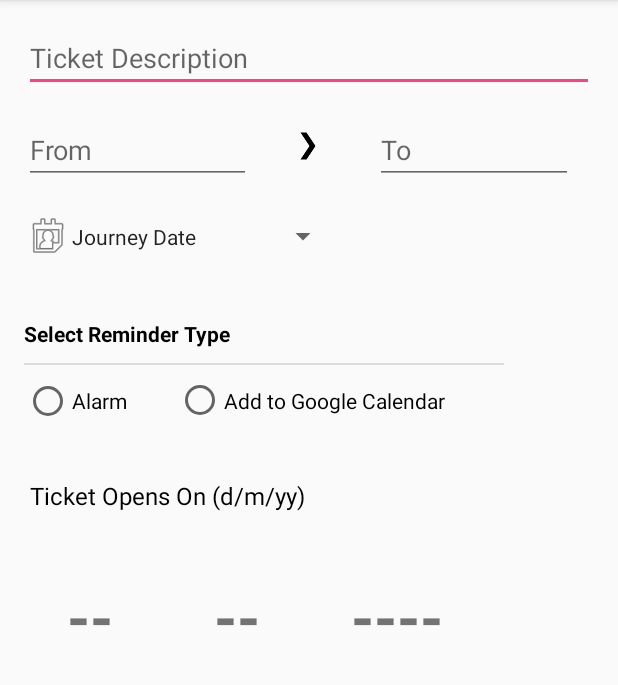
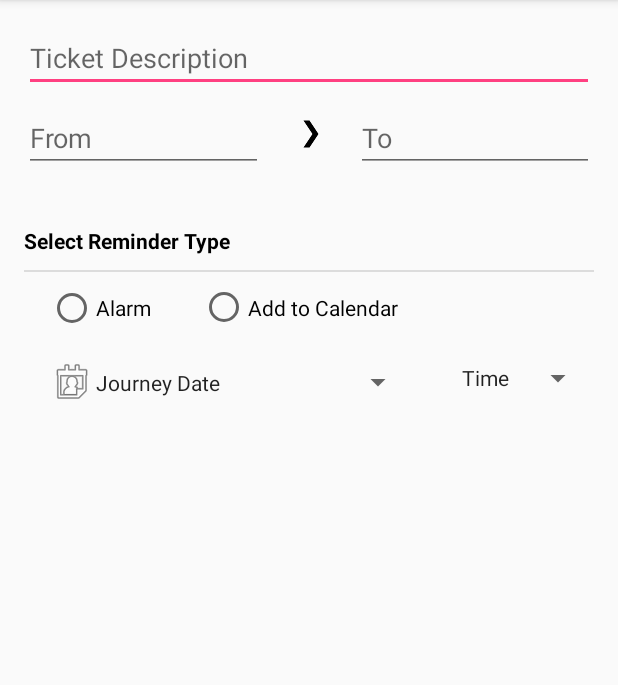
Before and after one commit to dineshvaran/ticket-schedular, an Android app: the AddActivity screen opened directly, with no data from a screen before it, on a phone screen of 412 x 824 dp, the part 84-769 px from its top. Run offline under Robolectric (Android 15) with nearby library versions, the phone set to English and light mode, and no system bars; our stand-ins replace Room's generated code.

Commit message:
Add Activity UI updated

```diff
--- a/app/src/main/java/varanz/android/application/irctcticketreminder/AddActivity.java
+++ b/app/src/main/java/varanz/android/application/irctcticketreminder/AddActivity.java
@@ -9,7 +9,9 @@ import android.arch.persistence.room.Room;
 import android.content.Intent;
 import android.os.Bundle;
 import android.provider.CalendarContract;
+import android.support.design.card.MaterialCardView;
 import android.support.v7.app.AppCompatActivity;
+import android.support.v7.widget.CardView;
 import android.text.TextUtils;
 import android.text.format.DateFormat;
 import android.util.Log;
@@ -29,6 +31,7 @@ import android.widget.Toast;
 
 import java.text.SimpleDateFormat;
 import java.util.Calendar;
+import java.util.Locale;
 import java.util.Random;
 
 import varanz.android.application.irctcticketreminder.receiver.AlarmReceiver;
@@ -57,20 +60,14 @@ public class AddActivity extends AppCompatActivity {
     /**
      * Views in this activity
      */
-//    private TextView selectedDate;
-    private TextView bookingDate;
-    private TextView bookingMonth;
-    private TextView bookingYear;
-    private TextView selectedTime;
     private Button datePickerButton;
     private EditText ticketDescription;
     private EditText fromStation;
     private EditText toStation;
-    private RadioButton alarmItem;
-    private RadioButton gcalendarItem;
-    private Button reminderActionButton;
+    private Button timePickerButton;
     private RadioGroup alarmRadioGroup;
-    private TextView selectedTimeText;
+    private MaterialCardView materialCardView;
+    private TextView bookingDateText;
 
     /**
      * used to handle the active ticket
@@ -108,37 +105,34 @@ public class AddActivity extends AppCompatActivity {
     @Override
     public boolean onOptionsItemSelected(MenuItem item) {
 
-        if(validateInputs()){
+        if(validateInputs()) {
 
+            if (validateSelectedDate() && validateBookingDate()) {
                 int radioItemId = alarmRadioGroup.getCheckedRadioButtonId();
                 RadioButton radioItem = findViewById(radioItemId);
 
-            if(radioItem.getText().toString().equals(getString(R.string.alarm_radio_item))){
+                if (radioItem.getText().toString().equals(getString(R.string.alarm_radio_item))) {
 
                     saveData(getString(R.string.alarm_radio_item));
                     setAlarm(alarmTime);
                     Toast.makeText(this, getString(R.string.toast_success_message), Toast.LENGTH_SHORT).show();
                     finish();
 
-            }else{
+                } else {
 
                     Calendar beginTime = Calendar.getInstance();
-                beginTime.set(byear, bmonth, bdate,8, 00);
+                    beginTime.set(byear, bmonth, bdate, 8, 0);
 
                     Calendar endTime = Calendar.getInstance();
-                endTime.set(byear, bmonth, bdate,8, 30);
+                    endTime.set(byear, bmonth, bdate, 8, 30);
 
                     Intent intent = new Intent(Intent.ACTION_INSERT)
                             .setData(CalendarContract.Events.CONTENT_URI)
                             .putExtra(CalendarContract.EXTRA_EVENT_BEGIN_TIME, beginTime.getTimeInMillis())
                             .putExtra(CalendarContract.EXTRA_EVENT_END_TIME, endTime.getTimeInMillis())
 
-//                        .putExtra(CalendarContract.Events.TITLE,
-//                                "TicketSchedular -- " + "Booking opens" + selectedDate.getText().toString())
-
                             // added instead of selectedDate TODO temorary fix
                             .putExtra(CalendarContract.Events.TITLE, "TicketSchedular -- " + "Booking opens")
-
 
 
                             .putExtra(CalendarContract.Events.DESCRIPTION, "Book ticket from " + fromStation.getText().toString()
@@ -149,13 +143,18 @@ public class AddActivity extends AppCompatActivity {
                     startActivity(intent);
                 }
 
+            } else {
+                Toast.makeText(this, getString(R.string.dateError), Toast.LENGTH_LONG).show();
             }
+        }
+
+
         return super.onOptionsItemSelected(item);
     }
 
     /**
      * Updates the empty ticket in Database
-     * @param reminderType
+     * @param reminderType enum ReminderType
      */
     public void saveData(String reminderType){
 
@@ -213,53 +212,66 @@ public class AddActivity extends AppCompatActivity {
      * Initializes the Views in this activity
      */
     private void initializeViewObjects() {
-//        selectedDate = findViewById(R.id.selected_date_value);
-        bookingDate = findViewById(R.id.booking_date);
-        bookingMonth = findViewById(R.id.booking_month);
-        bookingYear = findViewById(R.id.booking_year);
         datePickerButton = findViewById(R.id.date_picker);
         ticketDescription = findViewById(R.id.ticket_description);
-        selectedTime = findViewById(R.id.selected_time);
         fromStation = findViewById(R.id.from_station);
         toStation= findViewById(R.id.to_station);
-        alarmItem= findViewById(R.id.alarm_radio_button);
-        gcalendarItem= findViewById(R.id.add_to_calendar_radio_button);
-        reminderActionButton = findViewById(R.id.reminder_action);
+        timePickerButton = findViewById(R.id.time_picker_button);
         alarmRadioGroup= findViewById(R.id.alarm_type);
-        selectedTimeText= findViewById(R.id.selected_time_text);
+        materialCardView=findViewById(R.id.material_card_view);
+        bookingDateText=findViewById(R.id.booking_date_text);
     }
 
     /**
      * Validates the user Input
-     * @return
+     * @return boolean
      */
     private boolean validateInputs(){
-        Boolean validationSuccess = false;
         if(TextUtils.isEmpty(ticketDescription.getText())){
             ticketDescription.setError(getString(R.string.toast_enter_description));
-            validationSuccess = false;
+            return false;
         }else{
             ticketDescription.setError(null);
-            validationSuccess=true;
         }
 
         if(TextUtils.isEmpty(fromStation.getText())){
             fromStation.setError(getString(R.string.toast_enter_from_station));
-            validationSuccess = false;
+            return false;
         }else{
             fromStation.setError(null);
-            validationSuccess=true;
         }
 
         if(TextUtils.isEmpty(toStation.getText())){
             toStation.setError(getString(R.string.toast_enter_to_station));
-            validationSuccess = false;
+            return false;
         }else{
             toStation.setError(null);
-            validationSuccess=true;
         }
 
-        return validationSuccess;
+        return true;
+    }
+
+    /**
+     * validates whether selected date is less than the present date
+     * @return boolean
+     */
+    private boolean validateSelectedDate(){
+        Calendar today = Calendar.getInstance();
+        Calendar selectedDate = Calendar.getInstance();
+        selectedDate.set(syear,smonth,sdate);
+        return selectedDate.getTime().after(today.getTime());
+
+    }
+
+    /**
+     * validates whether booking date is less than the present date
+     * @return boolean
+     */
+    private boolean validateBookingDate(){
+        Calendar today = Calendar.getInstance();
+        Calendar bookingDate = Calendar.getInstance();
+        bookingDate.set(byear,bmonth,bdate);
+        return bookingDate.getTime().after(today.getTime());
     }
 
     /**
@@ -279,66 +291,40 @@ public class AddActivity extends AppCompatActivity {
                     view = new View(AddActivity.this);
                 }
 
+                if (inputMethodManager != null) {
                     inputMethodManager.hideSoftInputFromWindow(view.getWindowToken(), 0);
+                }
                 showDialog("datePicker").show();
             }
         });
 
-        alarmItem.setOnClickListener(new View.OnClickListener() {
+        timePickerButton.setOnClickListener(new View.OnClickListener() {
+
             @Override
             public void onClick(View v) {
-                reminderActionButton.setVisibility(View.VISIBLE);
-                selectedTime.setVisibility(View.VISIBLE);
-                selectedTimeText.setVisibility(View.VISIBLE);
-            }
-        });
-
-        gcalendarItem.setOnClickListener(new View.OnClickListener() {
-            @Override
-            public void onClick(View v) {
-                reminderActionButton.setVisibility(View.GONE);
-                selectedTime.setVisibility(View.GONE);
-                selectedTimeText.setVisibility(View.GONE);
-                Toast.makeText(AddActivity.this, getString(R.string.toast_google_calender_info), Toast.LENGTH_SHORT).show();
-            }
-        });
-
-        reminderActionButton.setOnClickListener(new View.OnClickListener() {
-            @Override
-            public void onClick(View v) {
-                int itemId = alarmRadioGroup.getCheckedRadioButtonId();
-                RadioButton item = findViewById(itemId);
-
-                //TODO remove text from condition, add value for radio item and use it in condition statement
-                if(item.getText().toString().equals(getString(R.string.alarm_radio_item)) && sdate!=0){
                         showDialog("timePicker").show();
-                }else{
-                    Toast.makeText(AddActivity.this, getString(R.string.toast_select_journey_date),
-                            Toast.LENGTH_LONG).show();
-                }
             }
         });
     }
 
     /**
      * Returns the Calendar Object in Milli Seconds
-     * @param date
-     * @param month
-     * @param year
-     * @param hour
-     * @param minute
-     * @return
+     * @param date month date
+     * @param month month
+     * @param year year
+     * @param hour hour
+     * @param minute minute
+     * @return long
      */
     public long getReminderinMillis(int date, int month, int year, int hour, int minute){
         Calendar calendar = Calendar.getInstance();
-        Calendar present = Calendar.getInstance();
         calendar.set(year, month, date, hour, minute, 0);
         return calendar.getTimeInMillis();
     }
 
     /**
      * Activates the Media service on the given time
-     * @param remindTime
+     * @param remindTime when to remind in millis
      */
     public void setAlarm(long remindTime) {
         Log.d(className, "setAlarm method start");
@@ -350,17 +336,19 @@ public class AddActivity extends AppCompatActivity {
 
         PendingIntent pendingAlarmIntent = PendingIntent.getBroadcast(getApplicationContext(),
                 new Random().nextInt(1000), alarmIntent, 0);
-        AlarmManager alarmManager = (AlarmManager) this.getSystemService(this.ALARM_SERVICE);
+        AlarmManager alarmManager = (AlarmManager) this.getSystemService(AddActivity.ALARM_SERVICE);
+        if (alarmManager != null) {
             alarmManager.setInexactRepeating(AlarmManager.RTC_WAKEUP, remindTime,
-                alarmManager.INTERVAL_DAY, pendingAlarmIntent);
+                    AlarmManager.INTERVAL_DAY, pendingAlarmIntent);
+        }
         Toast.makeText(this, "You will be reminded when booking opens.", Toast.LENGTH_LONG).show();
         Log.d(className, "setAlarm method end");
     }
 
     /**
      * Shows date picker or time picker dialog based on the parameter value.
-     * @param dialogToShow
-     * @return
+     * @param dialogToShow datePicker or timePicker
+     * @return Dialag
      */
     // TODO use int instead of string, if predetermined values, use enum
     private Dialog showDialog(String dialogToShow) {
@@ -392,33 +380,25 @@ public class AddActivity extends AppCompatActivity {
 
         @Override
         public void onDateSet(DatePicker view, int year, int month, int day) {
-
            // updating journey date
             sdate=day;
             smonth=month;
             syear=year;
-
-            SimpleDateFormat format = new SimpleDateFormat("EE");
-            String weekDay="";
-
+            SimpleDateFormat format = new SimpleDateFormat("EEEE", Locale.US);
+            SimpleDateFormat formatB = new SimpleDateFormat("dd MMMM yyyy", Locale.US);
             // calculating booking date
             Calendar calendar = Calendar.getInstance();
             calendar.set(year, month, day);
-            weekDay=format.format(calendar.getTime());
+            String weekDay=format.format(calendar.getTime());
             calendar.add(Calendar.DATE, -120);
-
-            datePickerButton.setText(day + getString(R.string.dateSeparator) +
-                    month + getString(R.string.dateSeparator) + year + "        " + weekDay);
-
             // updating booking date
             bdate=calendar.get(Calendar.DATE);
             bmonth=calendar.get(Calendar.MONTH);
             byear=calendar.get(Calendar.YEAR);
 
-            bookingDate.setText(String.valueOf(bdate));
-            bookingMonth.setText(String.valueOf(bmonth + 1));
-            bookingYear.setText(String.valueOf(byear));
-
+            materialCardView.setVisibility(View.VISIBLE);
+            bookingDateText.setText(formatB.format(calendar.getTime()));
+            datePickerButton.setText(String.format(getString(R.string.selectedDateFormat), day, (month+1), year, weekDay));
         }
     };
 
@@ -430,7 +410,7 @@ public class AddActivity extends AppCompatActivity {
         public void onTimeSet(TimePicker view, int hour, int minute) {
 
             long remindTime = getReminderinMillis(sdate, smonth, syear,hour, minute);
-            selectedTime.setText(hour + getString(R.string.timeSeparator) + minute);
+            timePickerButton.setText(String.format(getString(R.string.selectedTimeFormat), hour, minute));
             alarmTime = remindTime;
         }
     };
--- a/app/src/main/res/layout/activity_add.xml
+++ b/app/src/main/res/layout/activity_add.xml
@@ -5,14 +5,14 @@
     android:id="@+id/constraint_add"
     android:layout_width="match_parent"
     android:layout_height="match_parent"
+    android:paddingLeft="16sp"
+    android:paddingRight="16sp"
     tools:context=".AddActivity">
 
     <EditText
         android:id="@+id/ticket_description"
         android:layout_width="match_parent"
         android:layout_height="wrap_content"
-        android:layout_marginEnd="16dp"
-        android:layout_marginStart="16dp"
         android:layout_marginTop="16dp"
         android:ems="10"
         android:hint="@string/ticket_detail"
@@ -23,14 +23,15 @@
 
     <EditText
         android:id="@+id/from_station"
-        android:layout_width="151dp"
+        android:layout_width="0dp"
         android:layout_height="wrap_content"
-        android:layout_marginStart="16dp"
-        android:layout_marginTop="16dp"
+        android:layout_marginTop="8dp"
+        android:layout_marginEnd="8dp"
         android:ems="10"
         android:hint="@string/from_station"
         android:inputType="textPersonName"
         android:singleLine="true"
+        app:layout_constraintEnd_toStartOf="@+id/imageView"
         app:layout_constraintStart_toStartOf="parent"
         app:layout_constraintTop_toBottomOf="@+id/ticket_description" />
 
@@ -48,9 +49,8 @@
 
     <EditText
         android:id="@+id/to_station"
-        android:layout_width="132dp"
+        android:layout_width="0dp"
         android:layout_height="wrap_content"
-        android:layout_marginEnd="16dp"
         android:layout_marginStart="8dp"
         android:ems="10"
         android:hint="@string/to_station"
@@ -63,93 +63,36 @@
     <Button
         android:id="@+id/date_picker"
         style="?android:attr/spinnerStyle"
-        android:layout_width="210dp"
+        android:layout_width="0dp"
         android:layout_height="54dp"
         android:layout_marginStart="16dp"
-        android:layout_marginTop="8dp"
+        android:layout_marginTop="4dp"
+        android:layout_marginEnd="16dp"
         android:drawableStart="@android:drawable/ic_menu_my_calendar"
-        android:text="Journey Date"
+        android:text="@string/journeyDate"
+        app:layout_constraintEnd_toStartOf="@+id/time_picker_button"
         app:layout_constraintStart_toStartOf="parent"
-        app:layout_constraintTop_toBottomOf="@+id/from_station" />
-
-
-    <TextView
-        android:id="@+id/booking_open_text"
-        android:layout_width="231dp"
-        android:layout_height="41dp"
-        android:layout_marginStart="20dp"
-        android:layout_marginTop="24dp"
-        android:gravity="center"
-        android:text="Ticket Opens On (d/m/yy)"
-        android:textAlignment="textStart"
-        android:textColor="@android:color/background_dark"
-        android:textSize="16sp"
-        app:layout_constraintStart_toStartOf="parent"
-        app:layout_constraintTop_toBottomOf="@+id/reminder_action" />
-
-    <TextView
-        android:id="@+id/booking_date"
-        android:layout_width="88dp"
-        android:layout_height="88dp"
-        android:layout_marginStart="16dp"
-        android:layout_marginTop="16dp"
-        android:gravity="center"
-        android:text="--"
-        android:textAlignment="center"
-        android:textSize="40sp"
-        android:textStyle="bold"
-        app:layout_constraintStart_toStartOf="parent"
-        app:layout_constraintTop_toBottomOf="@+id/booking_open_text" />
-
-    <TextView
-        android:id="@+id/booking_month"
-        android:layout_width="92dp"
-        android:layout_height="88dp"
-        android:layout_marginStart="8dp"
-        android:layout_marginTop="16dp"
-        android:gravity="center"
-        android:text="--"
-        android:textAlignment="center"
-        android:textSize="40dp"
-        android:textStyle="bold"
-        app:layout_constraintStart_toEndOf="@+id/booking_date"
-        app:layout_constraintTop_toBottomOf="@+id/booking_open_text" />
-
-    <TextView
-        android:id="@+id/booking_year"
-        android:layout_width="106dp"
-        android:layout_height="88dp"
-        android:layout_marginStart="8dp"
-        android:layout_marginTop="16dp"
-        android:gravity="center"
-        android:text="----"
-        android:textAlignment="center"
-        android:textSize="40dp"
-        android:textStyle="bold"
-        app:layout_constraintStart_toEndOf="@+id/booking_month"
-        app:layout_constraintTop_toBottomOf="@+id/booking_open_text" />
+        app:layout_constraintTop_toBottomOf="@+id/alarm_type" />
 
 
     <TextView
         android:id="@+id/select_alarm_type_text"
-        android:layout_width="155dp"
+        android:layout_width="0dp"
         android:layout_height="39dp"
-        android:layout_marginStart="16dp"
-        android:layout_marginTop="8dp"
+        android:layout_marginTop="16dp"
         android:gravity="bottom"
         android:text="@string/select_alarm_type_text"
         android:textAllCaps="false"
         android:textColor="@android:color/background_dark"
         android:textStyle="bold"
         app:layout_constraintStart_toStartOf="parent"
-        app:layout_constraintTop_toBottomOf="@+id/date_picker" />
+        app:layout_constraintTop_toBottomOf="@+id/from_station" />
 
 
     <View
         android:id="@+id/divider"
-        android:layout_width="320dp"
+        android:layout_width="0dp"
         android:layout_height="1dp"
-        android:layout_marginStart="16dp"
         android:layout_marginTop="10dp"
         android:background="?android:attr/listDivider"
         app:layout_constraintStart_toStartOf="parent"
@@ -182,36 +125,49 @@
     </RadioGroup>
 
     <Button
-        android:id="@+id/reminder_action"
-        android:layout_width="144dp"
+        android:id="@+id/time_picker_button"
+        style="?android:attr/spinnerStyle"
+        android:layout_width="wrap_content"
         android:layout_height="wrap_content"
         android:layout_marginStart="16dp"
-        android:layout_marginTop="8dp"
         android:layout_weight="1"
-        android:text="Select Time"
-        android:visibility="gone"
+        android:text="@string/time"
+        android:visibility="visible"
+        app:layout_constraintEnd_toEndOf="parent"
+        app:layout_constraintStart_toEndOf="@+id/date_picker"
+        app:layout_constraintTop_toTopOf="@+id/date_picker" />
+
+    <android.support.design.card.MaterialCardView
+        android:id="@+id/material_card_view"
+        android:layout_width="match_parent"
+        android:layout_height="40sp"
+        android:layout_marginTop="16dp"
+        app:layout_constraintEnd_toEndOf="parent"
         app:layout_constraintStart_toStartOf="parent"
-        app:layout_constraintTop_toBottomOf="@+id/alarm_type" />
+        app:layout_constraintTop_toBottomOf="@+id/date_picker"
+        app:cardBackgroundColor="@color/mainActivityBackground"
+        android:visibility="gone">
 
-    <TextView
-        android:id="@+id/selected_time_text"
-        android:layout_width="wrap_content"
-        android:layout_height="19dp"
-        android:layout_marginStart="40dp"
-        android:text="Selected Time"
-        android:visibility="gone"
-        app:layout_constraintStart_toEndOf="@+id/reminder_action"
-        app:layout_constraintTop_toTopOf="@+id/reminder_action" />
 
-    <TextView
-        android:id="@+id/selected_time"
-        android:layout_width="66dp"
-        android:layout_height="18dp"
-        android:layout_marginTop="8dp"
-        android:gravity="bottom"
-        android:text="--.--"
-        android:visibility="gone"
-        app:layout_constraintStart_toStartOf="@+id/selected_time_text"
-        app:layout_constraintTop_toBottomOf="@+id/selected_time_text" />
+        <TextView
+            android:id="@+id/booking_desc"
+            android:layout_width="match_parent"
+            android:layout_height="wrap_content"
+            android:text="Booking opens on"
+            android:layout_marginTop="8sp"
+            android:layout_marginLeft="8sp"
+            android:textColor="@android:color/background_dark" />
+
+        <TextView
+            android:id="@+id/booking_date_text"
+            android:layout_width="wrap_content"
+            android:layout_height="wrap_content"
+            android:layout_marginLeft="130sp"
+            android:layout_marginTop="8sp"
+            android:text="27 October 2018"
+            android:textColor="@android:color/background_dark"
+            android:textStyle="bold|italic" />
+
+    </android.support.design.card.MaterialCardView>
 
 </android.support.constraint.ConstraintLayout>
--- a/app/src/main/res/values/strings.xml
+++ b/app/src/main/res/values/strings.xml
@@ -3,8 +3,8 @@
 
 
     <!--common-->
-    <string name="dateSeparator">/ </string>
-    <string name="timeSeparator">: </string>
+    <string name="dateSeparator">/</string>
+    <string name="timeSeparator">:</string>
 
     <!--main activity-->
     <string name="booking_open_desc">Booking opens on %1$s</string>
@@ -15,10 +15,15 @@
     <string name="from_station">From</string>
     <string name="to_station">To</string>
     <string name="alarm_radio_item">Alarm</string>
-    <string name="add_to_calendar_item">Add to Google Calendar</string>
+    <string name="add_to_calendar_item">Add to Calendar</string>
     <string name="alarm_button">Select Time</string>
     <string name="add_to_google_calendar_button">Add to Calendar</string>
     <string name="select_alarm_type_text">Select Reminder Type</string>
+    <string name="journeyDate">Journey Date</string>
+    <string name="time">Time</string>
+    <string name="selectedDateFormat">%1$d / %2$d / %3$d %4$s</string>
+    <string name="selectedTimeFormat">%1$d : %2$d</string>
+    <string name="dateError">Selected date or Booking date is in past.</string>
 
 
     <!--action bar strings-->
@@ -31,7 +36,7 @@
     <!--Info-->
     <string name="toast_google_calender_info">Click Save to Add to Google Calendar</string>
     <string name="toast_select_journey_date">Select Journey Date</string>
-    <string name="toast_success_message">You will be reminded when ticket opens.</string>
+    <string name="toast_success_message">Reminder added.</string>
     <!--Error-->
     <string name="toast_enter_description">Enter Description</string>
     <string name="toast_enter_from_station">Enter From Location</string>
```
Lines whose indentation alone changed are shown as unchanged.
